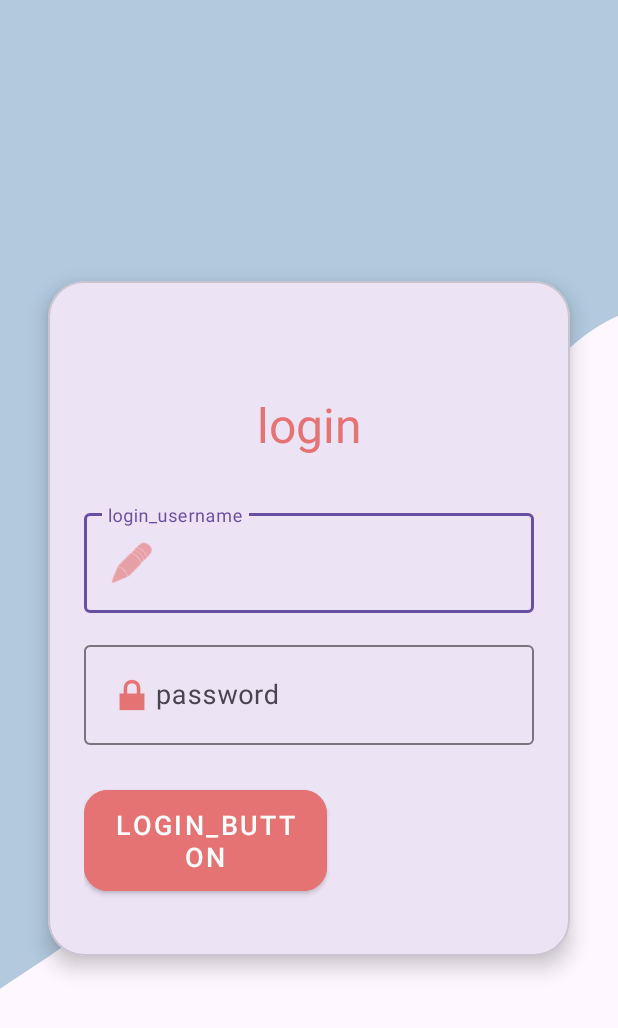
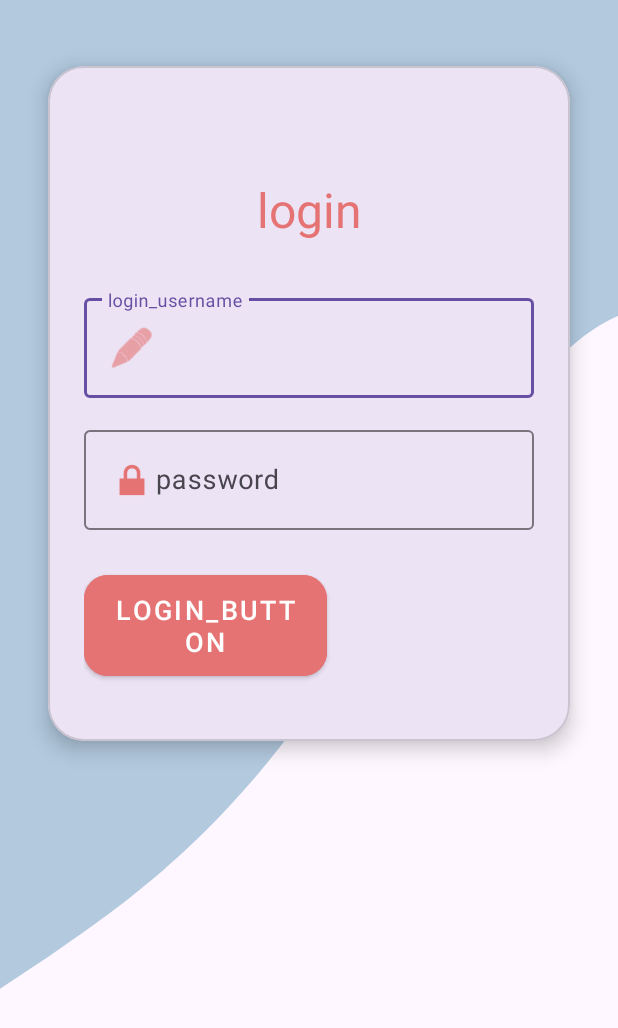
Before and after one commit to Arthur-Vogel/LeQuizzyBaguette, an Android app: the LoginActivity screen opened directly, with no data from a screen before it, on a phone screen of 412 x 824 dp. Shown: the top 1028 px of the screen. Run offline under Robolectric (Android 15) with nearby library versions, the light colour scheme and no system bars; our stand-ins replace Room's generated code.

Commit message:
fixed an issue with login xml, need to finish admin after merge

```diff
--- a/app/src/main/res/layout/activity_login.xml
+++ b/app/src/main/res/layout/activity_login.xml
@@ -17,14 +17,14 @@
         android:id="@+id/cardContainer"
         android:layout_width="0dp"
         android:layout_height="450dp"
-        android:layout_margin="32dp"
+        android:layout_marginStart="32dp"
+        android:layout_marginEnd="32dp"
+        android:layout_marginTop="44dp"
         app:cardCornerRadius="24dp"
         app:cardElevation="8dp"
         app:layout_constraintTop_toTopOf="parent"
-        app:layout_constraintBottom_toBottomOf="parent"
         app:layout_constraintStart_toStartOf="parent"
-        app:layout_constraintEnd_toEndOf="parent"
-        android:layout_alignParentTop="true">
+        app:layout_constraintEnd_toEndOf="parent">
 
         <LinearLayout
             android:layout_width="match_parent"
```
